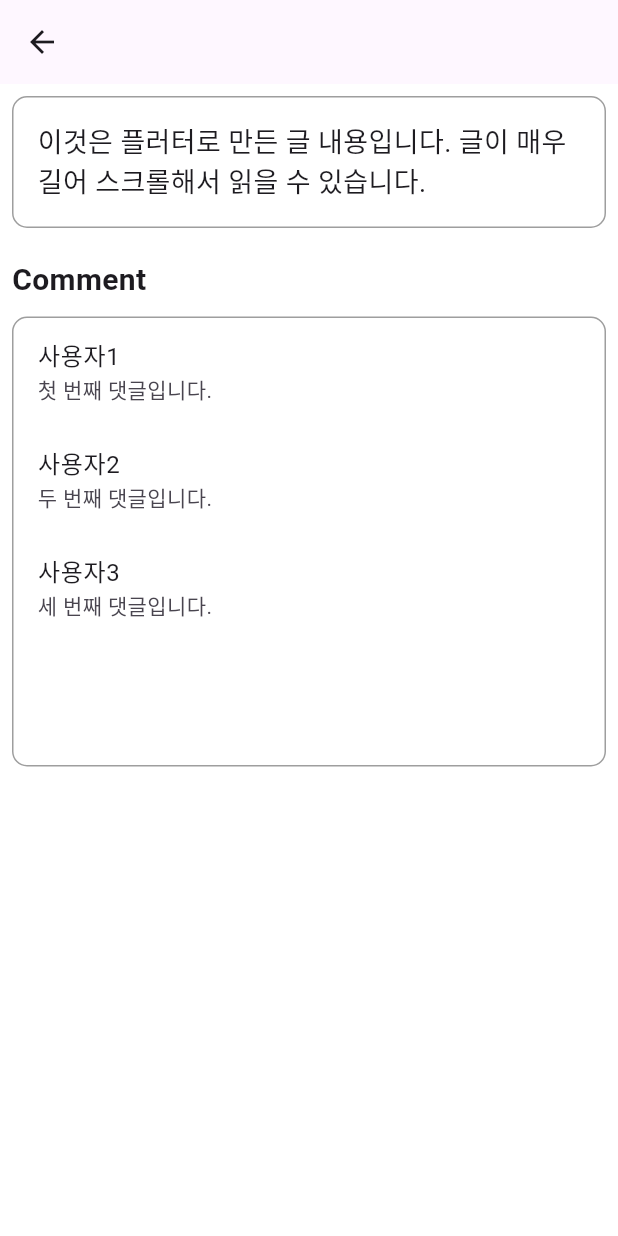
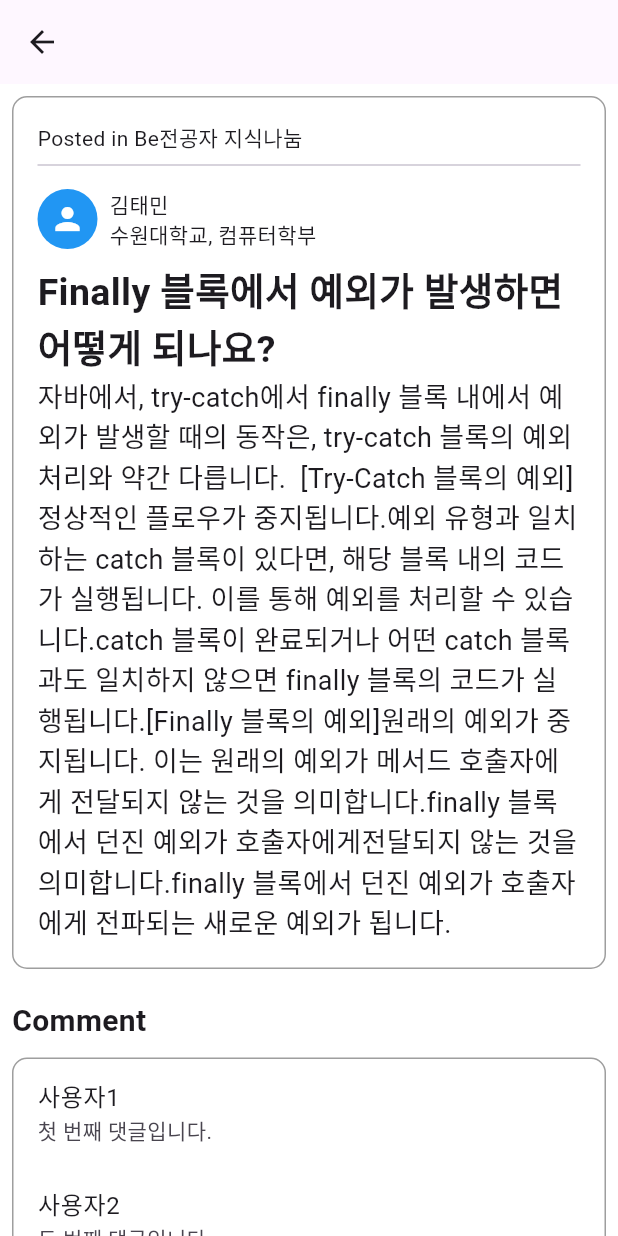
Before and after one commit to donghee9948/flutter_boardUI, a Flutter app: the DetailScreen screen opened directly, on a phone screen of 412 x 824 dp. Run offline on Flutter 3.47's test engine with Material 3 defaults, Android fonts, the phone set to English and light mode, and no system bars; our stand-ins replace flutter_svg; network calls fail.

Commit message:
detail.dart update

```diff
--- a/lib/detail.dart
+++ b/lib/detail.dart
@@ -25,10 +25,49 @@ class DetailScreen extends StatelessWidget {
                   color: Colors.white,
                 ),
                 padding: EdgeInsets.all(16.0),
-                child: Text(
-                  // 여기에 글 내용을 적어주세요. 길어질 경우 스크롤 가능합니다.
-                  '이것은 플러터로 만든 글 내용입니다. 글이 매우 길어 스크롤해서 읽을 수 있습니다.',
-                  style: TextStyle(fontSize: 18.0),
+                child: Column(
+                  crossAxisAlignment: CrossAxisAlignment.start,
+                  children: [
+                    Text(
+                      'Posted in Be전공자 지식나눔', //이 부분에 데이터 받아와야함
+                      style: TextStyle(fontSize: 14.0),
+                    ),
+                    Divider(),
+                    SizedBox(height: 8.0),
+                    Row(
+                      crossAxisAlignment: CrossAxisAlignment.start,
+                      children: [
+                        CircleAvatar(
+                          backgroundColor: Colors.blue,
+                          child: Icon(Icons.person, color: Colors.white),
+                        ),
+                        SizedBox(width: 8.0,),
+                        Column(
+                          crossAxisAlignment: CrossAxisAlignment.start,
+                          children: [
+                            Text('김태민'),
+                            Text('수원대학교, 컴퓨터학부'
+                            ),
+                            SizedBox(height: 8.0,)
+                          ],
+                        )
+                      ],
+                    ),
+                    Text(
+                      "Finally 블록에서 예외가 발생하면 어떻게 되나요?",   //글 제목 넣기
+                      style: TextStyle(fontWeight: FontWeight.bold,fontSize: 25.0),
+                    ),
+                    Text(
+                    "자바에서, try-catch에서 finally 블록 내에서 예외가 발생할 때의 동작은, try-catch 블록의 예외 처리와 약간 "
+                        "다릅니다.  [Try-Catch 블록의 예외]정상적인 플로우가 중지됩니다"
+                        ".예외 유형과 일치하는 catch 블록이 있다면, 해당 블록 내의 코드가 실행됩니다. 이를"
+                        " 통해 예외를 처리할 수 있습니다.catch 블록이 완료되거나 어떤 catch 블"
+                        "록과도 일치하지 않으면 finally 블록의 코드가 실행됩니다.[Finally 블록의 예외]원래의 예외가 중지됩니다. 이는 원래의 예"
+                        "외가 메서드 호출자에게 전달되지 않는 것을 의미합니다.finally 블록에서 던진 예외가 호출자에게전달되지 않는 것을 의미합니다.finally 블록에서 던진 "
+                        "예외가 호출자에게 전파되는 새로운 예외가 됩니다.", //글 내용!
+                      style: TextStyle(fontSize: 18.0),
+                        )
+                  ],
                 ),
               ),
               SizedBox(height: 20.0), // 공간 추가
@@ -48,11 +87,10 @@ class DetailScreen extends StatelessWidget {
                 ),
                 height: 300.0, // 댓글이 많을 경우 스크롤 가능하도록 높이 지정
                 child: ListView(
-                  // 댓글 목록 추가
                   children: [
                     ListTile(
-                      title: Text('사용자1'),
-                      subtitle: Text('첫 번째 댓글입니다.'),
+                      title: Text('사용자1'), //memberid 넣으면댐
+                      subtitle: Text('첫 번째 댓글입니다.'),  //comment 넣으면댐
                     ),
                     ListTile(
                       title: Text('사용자2'),
```
